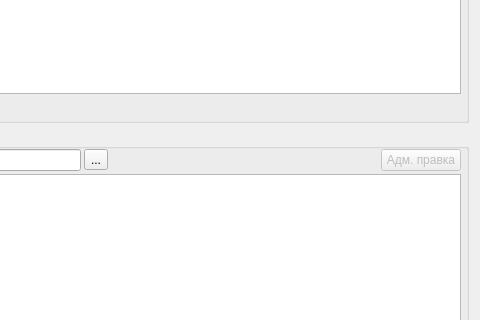
This is tabrepair.ui in solderercb/snap_crm as Qt 5 draws it before an edit; both pictures show x 696 to 1176 and y 211 to 531 of the 1176 by 968 pixel window. The edited form follows.
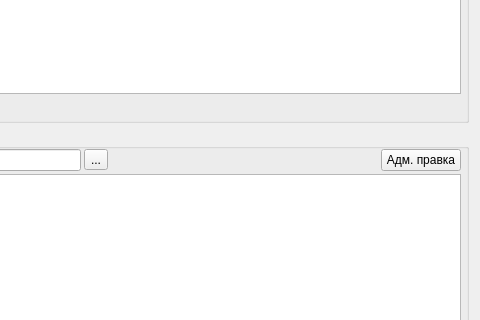
This is the edited form. Icons and pictures are not drawn. Custom widgets are drawn as their Qt base class.

Patch:
```diff
--- a/tabrepair.ui
+++ b/tabrepair.ui
@@ -410,11 +410,14 @@
                 <item>
                  <widget class="QPushButton" name="pushButtonAdmEditWorks">
                   <property name="enabled">
-                   <bool>false</bool>
+                   <bool>true</bool>
                   </property>
                   <property name="text">
                    <string>Адм. правка</string>
                   </property>
+                  <property name="checkable">
+                   <bool>true</bool>
+                  </property>
                  </widget>
                 </item>
                </layout>
```
Left out of the diff: 17 changed lines with no effect on the pictures.
